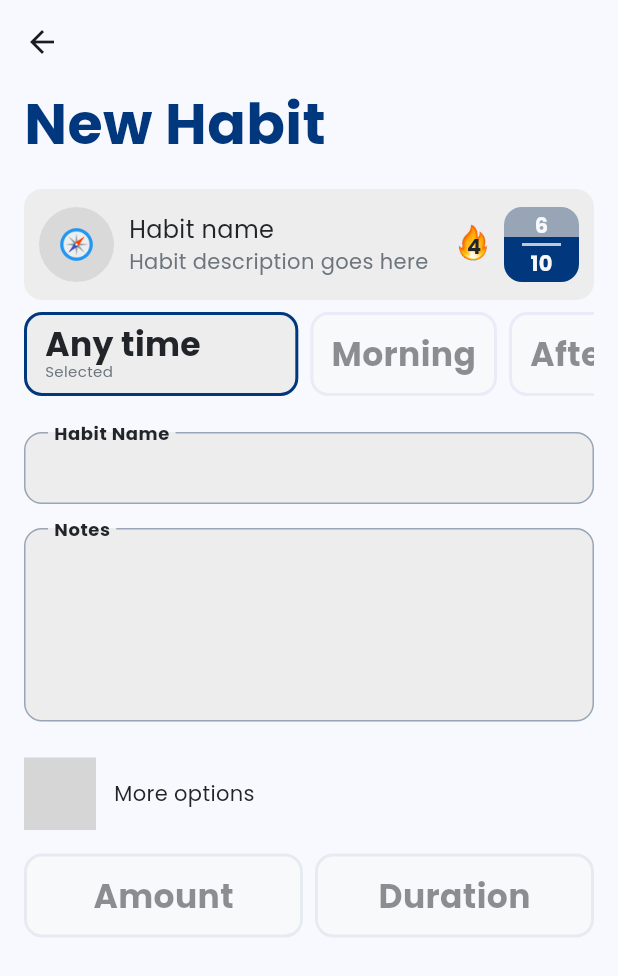
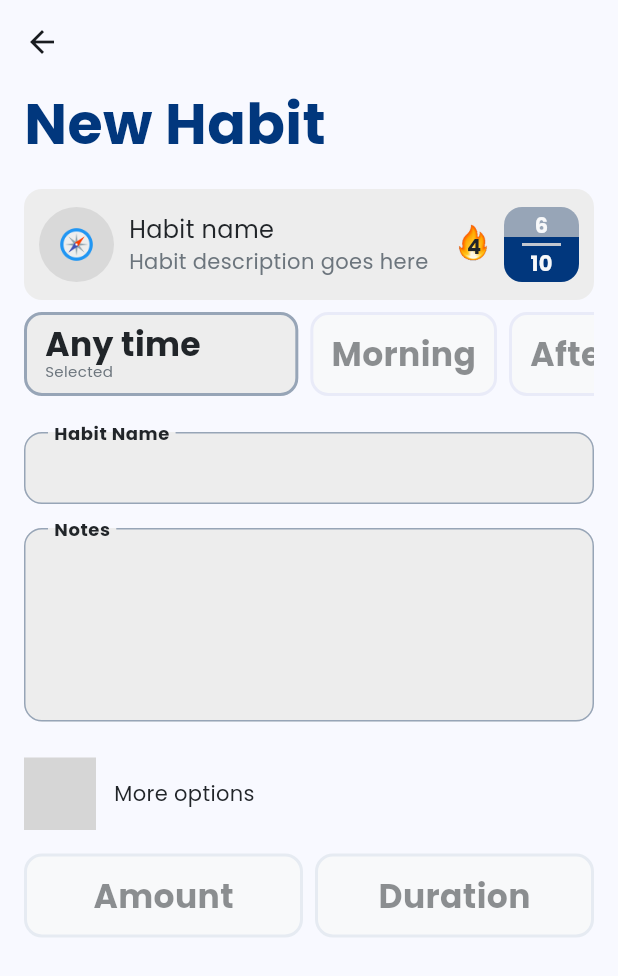
Before and after one commit to ashellz/habitt_v2, a Flutter app: the AddHabitPage screen opened directly, on a phone screen of 412 x 824 dp. Shown: the top 976 px of the screen. Run offline on Flutter 3.47's test engine with Material 3 defaults, Android fonts, the phone set to English and light mode, and no system bars; our stand-ins replace flutter_svg; generated files the repository leaves out were written again; grey boxes are pictures that could not be loaded.

Commit message:
changed stroke color

```diff
--- a/lib/widgets/habits_page/categories/select_category_widget.dart
+++ b/lib/widgets/habits_page/categories/select_category_widget.dart
@@ -51,7 +51,9 @@ class SelectCategoryWidget extends StatelessWidget {
             border: Border.all(
               color:
                   isSelected
-                      ? colorScheme.vividColor
+                      ? standardColor
+                          ? colorScheme.strokeColor
+                          : colorScheme.vividColor
                       : colorScheme.standardColor,
               width: 2,
             ),
```
